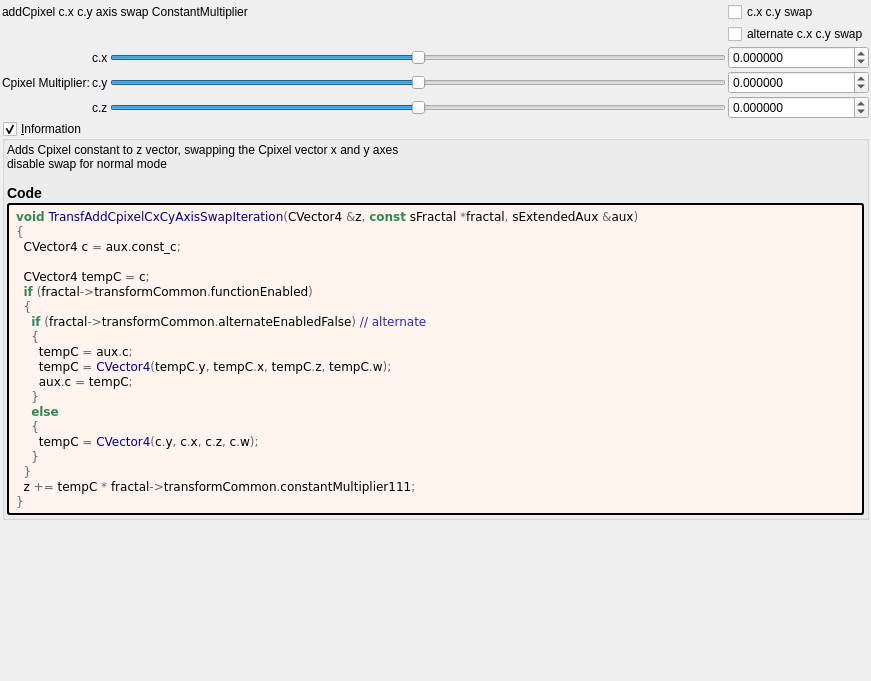
buddhi1980/mandelbulber2, file mandelbulber2/formula/ui/fractal_transf_add_cpixel_cx_cy_axis_swap.ui: the form before one commit.
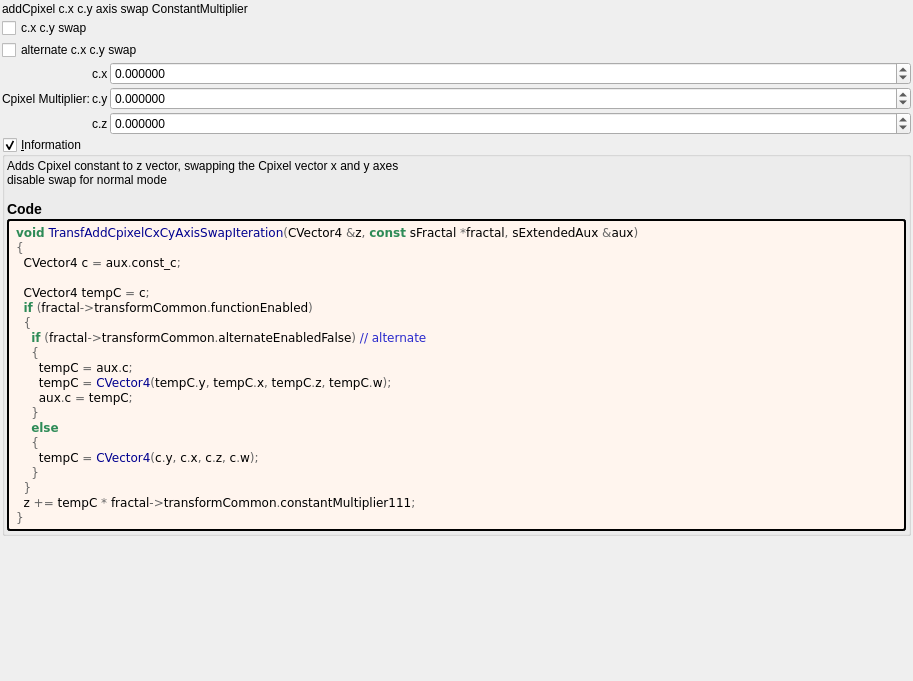
The form after the commit. Custom widgets are drawn as their Qt base class.

Commit message: Cleaned up 18 UIs for fractal transforms

```diff
--- a/mandelbulber2/formula/ui/fractal_transf_add_cpixel_cx_cy_axis_swap.ui
+++ b/mandelbulber2/formula/ui/fractal_transf_add_cpixel_cx_cy_axis_swap.ui
@@ -6,7 +6,7 @@
    <rect>
     <x>0</x>
     <y>0</y>
-    <width>871</width>
+    <width>913</width>
     <height>681</height>
    </rect>
   </property>
@@ -30,159 +30,108 @@
     <number>2</number>
    </property>
    <item>
-    <layout class="QGridLayout" name="gridLayout">
+    <widget class="QLabel" name="label">
+     <property name="toolTip">
+      <string>&lt;html&gt;&lt;head/&gt;&lt;body&gt;&lt;p&gt;Cpixel is CVector3 c = ( c.x, c.y, c.z). It is each original point (pixel) in 3D space where the iteration starts from, ( c = original z for each point .) It is commonly found in formula structures z = f(z) + c.&lt;/p&gt;&lt;p&gt;The Cpixel multiplier effectively scales this point &amp;quot;c&amp;quot;.&lt;/p&gt;&lt;/body&gt;&lt;/html&gt;</string>
+     </property>
+     <property name="text">
+      <string>addCpixel c.x c.y axis swap ConstantMultiplier</string>
+     </property>
+    </widget>
+   </item>
+   <item>
+    <layout class="QGridLayout" name="gridLayout" columnstretch="0,0,1">
      <property name="spacing">
       <number>2</number>
      </property>
-     <item row="2" column="1">
-      <widget class="QLabel" name="label_109">
-       <property name="text">
-        <string notr="true">c.x</string>
+     <item row="3" column="2">
+      <widget class="MyDoubleSpinBox" name="spinbox3_transf_constant_multiplier_111_x">
+       <property name="sizePolicy">
+        <sizepolicy hsizetype="Minimum" vsizetype="Maximum">
+         <horstretch>0</horstretch>
+         <verstretch>0</verstretch>
+        </sizepolicy>
+       </property>
+       <property name="prefix">
+        <string/>
+       </property>
+       <property name="suffix">
+        <string/>
+       </property>
+       <property name="decimals">
+        <number>6</number>
+       </property>
+       <property name="minimum">
+        <double>-99.989999999999995</double>
+       </property>
+       <property name="maximum">
+        <double>99.989999999999995</double>
+       </property>
+       <property name="singleStep">
+        <double>0.100000000000000</double>
        </property>
       </widget>
      </item>
-     <item row="3" column="1">
+     <item row="4" column="1">
       <widget class="QLabel" name="label_110">
        <property name="text">
         <string notr="true">c.y</string>
        </property>
       </widget>
      </item>
-     <item row="0" column="0" colspan="3">
-      <widget class="QLabel" name="label">
-       <property name="toolTip">
-        <string>&lt;html&gt;&lt;head/&gt;&lt;body&gt;&lt;p&gt;Cpixel is CVector3 c = ( c.x, c.y, c.z). It is each original point (pixel) in 3D space where the iteration starts from, ( c = original z for each point .) It is commonly found in formula structures z = f(z) + c.&lt;/p&gt;&lt;p&gt;The Cpixel multiplier effectively scales this point &amp;quot;c&amp;quot;.&lt;/p&gt;&lt;/body&gt;&lt;/html&gt;</string>
-       </property>
+     <item row="3" column="1">
+      <widget class="QLabel" name="label_109">
        <property name="text">
-        <string>addCpixel c.x c.y axis swap ConstantMultiplier</string>
+        <string notr="true">c.x</string>
        </property>
       </widget>
      </item>
-     <item row="0" column="3">
-      <widget class="QCheckBox" name="checkBox_transf_function_enabled">
-       <property name="text">
-        <string>c.x c.y swap</string>
-       </property>
-      </widget>
-     </item>
-     <item row="4" column="1">
+     <item row="5" column="1">
       <widget class="QLabel" name="label_111">
        <property name="text">
         <string notr="true">c.z</string>
        </property>
       </widget>
      </item>
-     <item row="4" column="2">
-      <widget class="QSlider" name="slider3_transf_constant_multiplier_111_z">
-       <property name="sizePolicy">
-        <sizepolicy hsizetype="Expanding" vsizetype="Maximum">
-         <horstretch>0</horstretch>
-         <verstretch>0</verstretch>
-        </sizepolicy>
-       </property>
-       <property name="minimum">
-        <number>-10000000</number>
-       </property>
-       <property name="maximum">
-        <number>10000000</number>
-       </property>
-       <property name="value">
-        <number>0</number>
-       </property>
-       <property name="sliderPosition">
-        <number>0</number>
-       </property>
-       <property name="orientation">
-        <enum>Qt::Horizontal</enum>
-       </property>
-      </widget>
-     </item>
-     <item row="3" column="2">
-      <widget class="QSlider" name="slider3_transf_constant_multiplier_111_y">
-       <property name="sizePolicy">
-        <sizepolicy hsizetype="Expanding" vsizetype="Maximum">
-         <horstretch>0</horstretch>
-         <verstretch>0</verstretch>
-        </sizepolicy>
-       </property>
-       <property name="minimum">
-        <number>-10000000</number>
-       </property>
-       <property name="maximum">
-        <number>10000000</number>
-       </property>
-       <property name="value">
-        <number>0</number>
-       </property>
-       <property name="sliderPosition">
-        <number>0</number>
-       </property>
-       <property name="orientation">
-        <enum>Qt::Horizontal</enum>
-       </property>
-      </widget>
-     </item>
-     <item row="4" column="3">
-      <widget class="MyDoubleSpinBox" name="spinbox3_transf_constant_multiplier_111_z">
-       <property name="sizePolicy">
-        <sizepolicy hsizetype="Minimum" vsizetype="Maximum">
-         <horstretch>0</horstretch>
-         <verstretch>0</verstretch>
-        </sizepolicy>
-       </property>
-       <property name="prefix">
-        <string/>
-       </property>
-       <property name="suffix">
-        <string/>
-       </property>
-       <property name="decimals">
-        <number>6</number>
-       </property>
-       <property name="minimum">
-        <double>-99.989999999999995</double>
-       </property>
-       <property name="maximum">
-        <double>99.989999999999995</double>
-       </property>
-       <property name="singleStep">
-        <double>0.100000000000000</double>
-       </property>
-      </widget>
-     </item>
-     <item row="2" column="2">
-      <widget class="QSlider" name="slider3_transf_constant_multiplier_111_x">
-       <property name="sizePolicy">
-        <sizepolicy hsizetype="Expanding" vsizetype="Maximum">
-         <horstretch>0</horstretch>
-         <verstretch>0</verstretch>
-        </sizepolicy>
-       </property>
-       <property name="minimum">
-        <number>-10000000</number>
-       </property>
-       <property name="maximum">
-        <number>10000000</number>
-       </property>
-       <property name="value">
-        <number>0</number>
-       </property>
-       <property name="sliderPosition">
-        <number>0</number>
-       </property>
-       <property name="orientation">
-        <enum>Qt::Horizontal</enum>
-       </property>
-      </widget>
-     </item>
-     <item row="2" column="0" rowspan="3">
+     <item row="3" column="0" rowspan="3">
       <widget class="QLabel" name="label_108">
        <property name="text">
         <string>Cpixel Multiplier:</string>
        </property>
+       <property name="wordWrap">
+        <bool>true</bool>
+       </property>
       </widget>
      </item>
-     <item row="3" column="3">
+     <item row="5" column="2">
+      <widget class="MyDoubleSpinBox" name="spinbox3_transf_constant_multiplier_111_z">
+       <property name="sizePolicy">
+        <sizepolicy hsizetype="Minimum" vsizetype="Maximum">
+         <horstretch>0</horstretch>
+         <verstretch>0</verstretch>
+        </sizepolicy>
+       </property>
+       <property name="prefix">
+        <string/>
+       </property>
+       <property name="suffix">
+        <string/>
+       </property>
+       <property name="decimals">
+        <number>6</number>
+       </property>
+       <property name="minimum">
+        <double>-99.989999999999995</double>
+       </property>
+       <property name="maximum">
+        <double>99.989999999999995</double>
+       </property>
+       <property name="singleStep">
+        <double>0.100000000000000</double>
+       </property>
+      </widget>
+     </item>
+     <item row="4" column="2">
       <widget class="MyDoubleSpinBox" name="spinbox3_transf_constant_multiplier_111_y">
        <property name="sizePolicy">
         <sizepolicy hsizetype="Minimum" vsizetype="Maximum">
@@ -210,41 +159,20 @@
        </property>
       </widget>
      </item>
-     <item row="2" column="3">
-      <widget class="MyDoubleSpinBox" name="spinbox3_transf_constant_multiplier_111_x">
-       <property name="sizePolicy">
-        <sizepolicy hsizetype="Minimum" vsizetype="Maximum">
-         <horstretch>0</horstretch>
-         <verstretch>0</verstretch>
-        </sizepolicy>
-       </property>
-       <property name="prefix">
-        <string/>
-       </property>
-       <property name="suffix">
-        <string/>
-       </property>
-       <property name="decimals">
-        <number>6</number>
-       </property>
-       <property name="minimum">
-        <double>-99.989999999999995</double>
-       </property>
-       <property name="maximum">
-        <double>99.989999999999995</double>
-       </property>
-       <property name="singleStep">
-        <double>0.100000000000000</double>
-       </property>
-      </widget>
-     </item>
-     <item row="1" column="3">
+     <item row="2" column="0" colspan="3">
       <widget class="QCheckBox" name="checkBox_transf_alternate_enabled_false">
        <property name="text">
         <string>alternate c.x c.y swap</string>
        </property>
       </widget>
      </item>
+     <item row="1" column="0" colspan="3">
+      <widget class="QCheckBox" name="checkBox_transf_function_enabled">
+       <property name="text">
+        <string>c.x c.y swap</string>
+       </property>
+      </widget>
+     </item>
     </layout>
    </item>
    <item>
```
Left out of the diff: 7 changed lines with no effect on the pictures. The commit also changes 19 other files.
